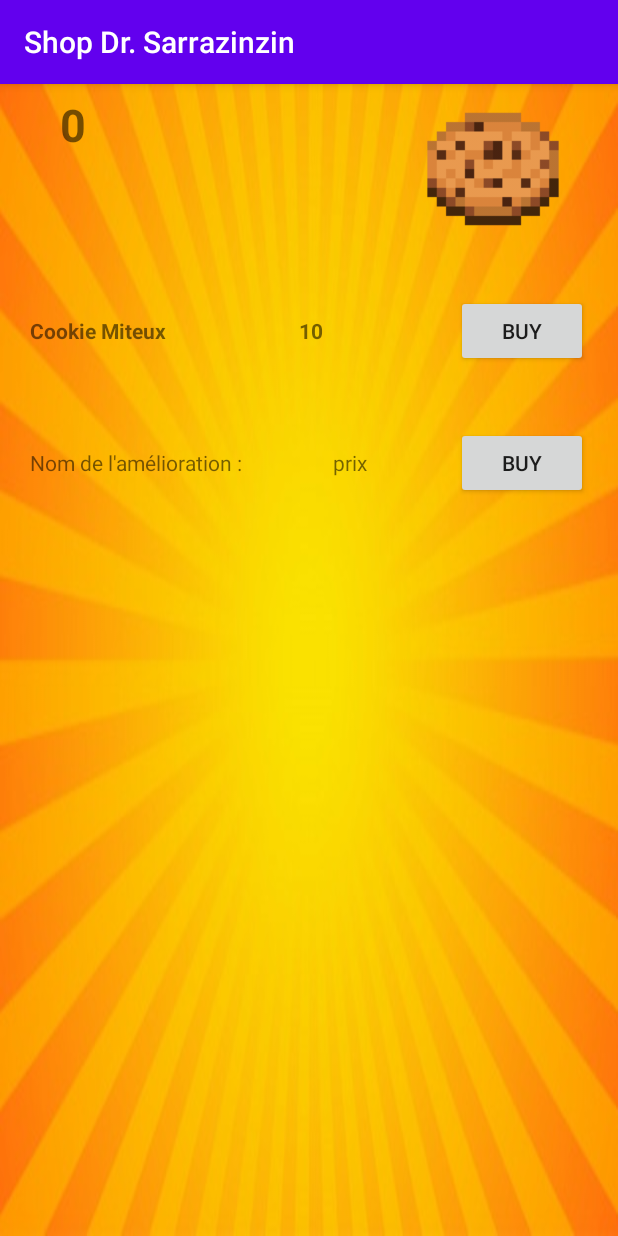
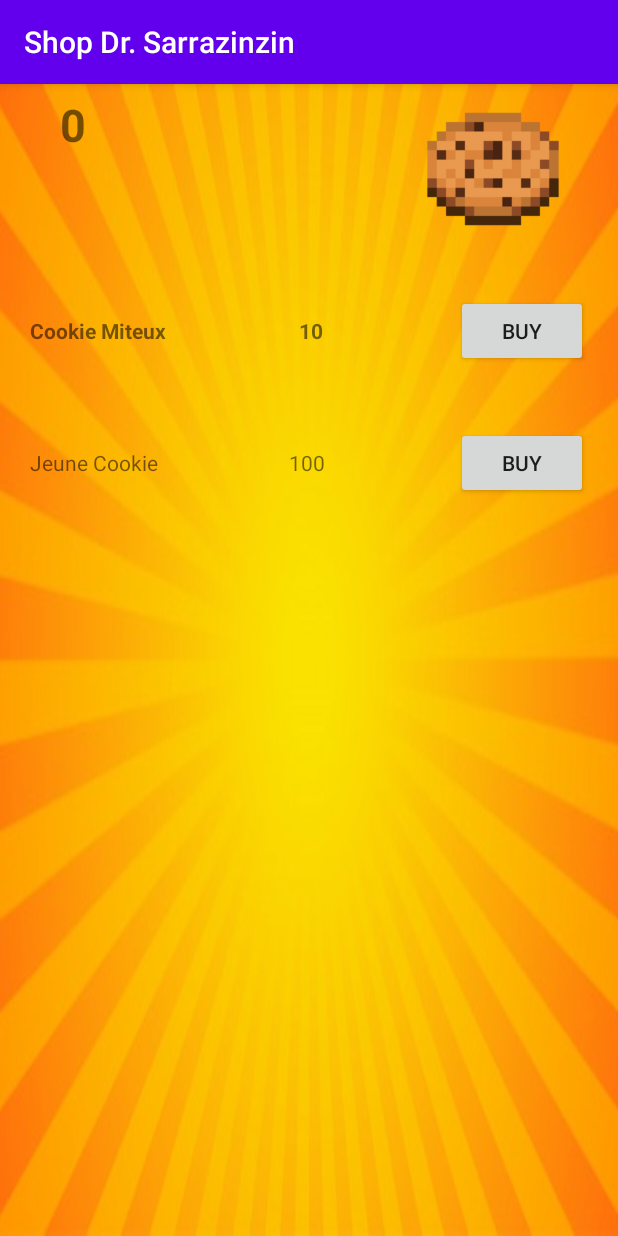
Before and after one commit to Rommel25/CookieClicker, an Android app: the Shop screen opened directly, with no data from a screen before it, on a phone screen of 412 x 824 dp. Run offline under Robolectric (Android 15) with nearby library versions, the phone set to English and light mode, and no system bars.

Commit message:
Améliorations

```diff
--- a/app/src/main/res/layout/activity_shop.xml
+++ b/app/src/main/res/layout/activity_shop.xml
@@ -95,7 +95,7 @@
         <TextView
             android:layout_height="wrap_content"
             android:layout_width="wrap_content"
-            android:text="Nom de l'amélioration :"
+            android:text="Jeune Cookie"
             />
 
         <View
@@ -106,7 +106,7 @@
         <TextView
             android:layout_width="wrap_content"
             android:layout_height="wrap_content"
-            android:text="prix"
+            android:text="100"
             />
 
         <View
```
